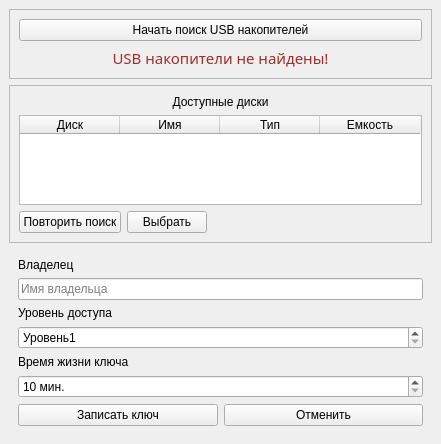
This is key_generator/UI/key_generator.ui in Artreko/USBCrypter as Qt 5 draws it before an edit. The edited form follows.
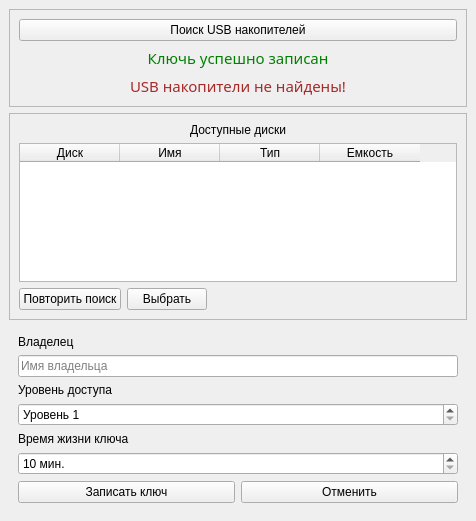
This is the edited form. Icons and pictures are not drawn.

Commit message: build: key generator app main functional

```diff
--- a/key_generator/UI/key_generator.ui
+++ b/key_generator/UI/key_generator.ui
@@ -6,8 +6,8 @@
    <rect>
     <x>0</x>
     <y>0</y>
-    <width>441</width>
-    <height>442</height>
+    <width>476</width>
+    <height>521</height>
    </rect>
   </property>
   <property name="windowTitle">
@@ -45,7 +45,41 @@
           <cursorShape>PointingHandCursor</cursorShape>
          </property>
          <property name="text">
-          <string>Начать поиск USB накопителей</string>
+          <string>Поиск USB накопителей</string>
+         </property>
+        </widget>
+       </item>
+       <item>
+        <widget class="QLabel" name="succsesLabel">
+         <property name="sizePolicy">
+          <sizepolicy hsizetype="Preferred" vsizetype="Minimum">
+           <horstretch>0</horstretch>
+           <verstretch>0</verstretch>
+          </sizepolicy>
+         </property>
+         <property name="font">
+          <font>
+           <family>Roboto Bk</family>
+           <pointsize>11</pointsize>
+          </font>
+         </property>
+         <property name="layoutDirection">
+          <enum>Qt::LeftToRight</enum>
+         </property>
+         <property name="styleSheet">
+          <string notr="true">color: green;</string>
+         </property>
+         <property name="frameShape">
+          <enum>QFrame::NoFrame</enum>
+         </property>
+         <property name="text">
+          <string>Ключь успешно записан</string>
+         </property>
+         <property name="alignment">
+          <set>Qt::AlignCenter</set>
+         </property>
+         <property name="wordWrap">
+          <bool>true</bool>
          </property>
         </widget>
        </item>
@@ -202,6 +236,18 @@
       <layout class="QGridLayout" name="gridLayout">
        <item row="0" column="0">
         <widget class="QLabel" name="label">
+         <property name="sizePolicy">
+          <sizepolicy hsizetype="Preferred" vsizetype="Maximum">
+           <horstretch>0</horstretch>
+           <verstretch>0</verstretch>
+          </sizepolicy>
+         </property>
+         <property name="maximumSize">
+          <size>
+           <width>16777215</width>
+           <height>50</height>
+          </size>
+         </property>
          <property name="text">
           <string>Владелец</string>
          </property>
@@ -209,6 +255,18 @@
        </item>
        <item row="4" column="0">
         <widget class="QLabel" name="label_3">
+         <property name="sizePolicy">
+          <sizepolicy hsizetype="Preferred" vsizetype="Maximum">
+           <horstretch>0</horstretch>
+           <verstretch>0</verstretch>
+          </sizepolicy>
+         </property>
+         <property name="maximumSize">
+          <size>
+           <width>16777215</width>
+           <height>50</height>
+          </size>
+         </property>
          <property name="text">
           <string>Время жизни ключа</string>
          </property>
@@ -223,6 +281,18 @@
        </item>
        <item row="2" column="0">
         <widget class="QLabel" name="label_2">
+         <property name="sizePolicy">
+          <sizepolicy hsizetype="Preferred" vsizetype="Maximum">
+           <horstretch>0</horstretch>
+           <verstretch>0</verstretch>
+          </sizepolicy>
+         </property>
+         <property name="maximumSize">
+          <size>
+           <width>16777215</width>
+           <height>50</height>
+          </size>
+         </property>
          <property name="text">
           <string>Уровень доступа</string>
          </property>
@@ -260,7 +330,7 @@
           <string/>
          </property>
          <property name="prefix">
-          <string>Уровень</string>
+          <string>Уровень </string>
          </property>
          <property name="minimum">
           <number>1</number>
```
Left out of the diff: 10 changed lines with no effect on the pictures. The commit also changes 4 other files.
